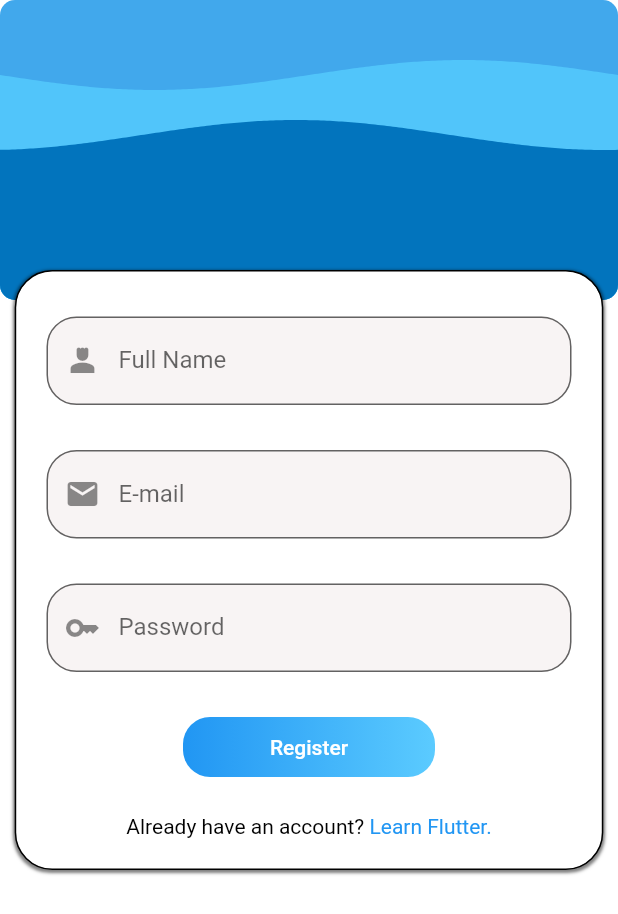
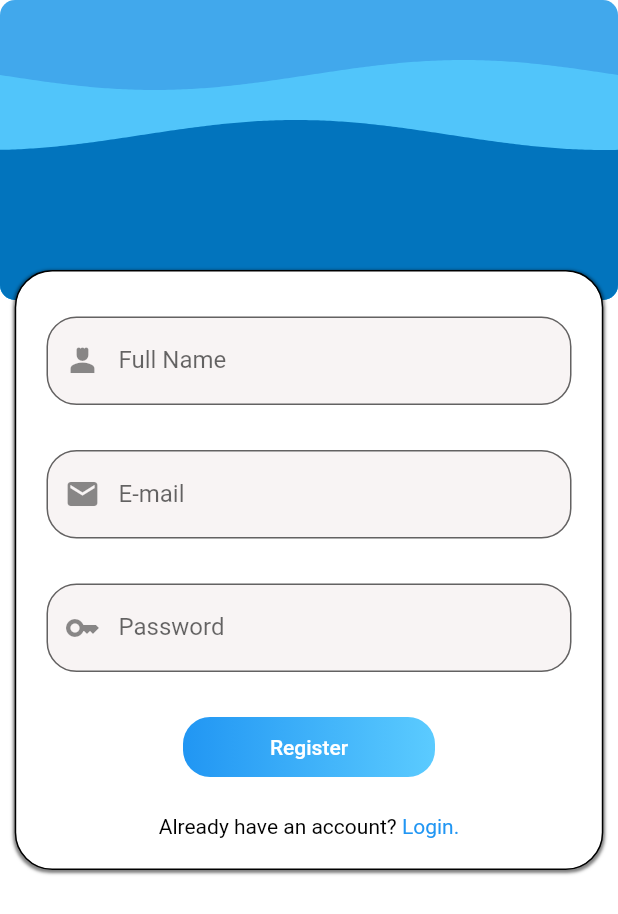
Before and after one commit to AliMousa27/WorkoutTracker, a Flutter app: the screen it shows after launch, after a tap on "Create An Account", on a phone screen of 412 x 824 dp. Shown: the top 914 px of the screen. Run offline on Flutter 3.47's test engine with Material 2 defaults, Android fonts, the phone set to English and light mode, and no system bars; drawn by our look-alikes of wave.

```diff
--- a/flutterapp/lib/login.dart
+++ b/flutterapp/lib/login.dart
@@ -1,6 +1,6 @@
 import 'package:flutter/material.dart';
+import 'package:flutterapp/bottom_nav_bar.dart';
 import 'package:flutterapp/inital_page.dart';
-import 'package:flutterapp/logs.dart';
 import 'package:flutterapp/register_page.dart';
 
 class Login extends InitalPage {
@@ -34,7 +34,7 @@ class Login extends InitalPage {
           height: 20,
         ),
         GestureDetector(
-          onTap: () => test(context),
+          onTap: () => switchToRegisterPG(context),
           child: const Text(
             //todo: make text clickable
             "Create An Account",
@@ -45,7 +45,7 @@ class Login extends InitalPage {
     );
   }
 
-  test(BuildContext context) {
+  switchToRegisterPG(BuildContext context) {
     Navigator.push(
       context,
       MaterialPageRoute(builder: (context) => const RegisterPage()),
@@ -55,7 +55,7 @@ class Login extends InitalPage {
   login(BuildContext context) {
     Navigator.push(
       context,
-      MaterialPageRoute(builder: (context) => const Logs()),
+      MaterialPageRoute(builder: (context) => const BottomNavBar()),
     );
   }
 }
--- a/flutterapp/lib/logs.dart
+++ /dev/null
@@ -1,28 +0,0 @@
-import 'package:flutter/cupertino.dart';
-import 'package:flutter/material.dart';
-import 'package:flutterapp/login.dart';
-
-class Logs extends StatefulWidget {
-  const Logs({super.key});
-
-  @override
-  State<Logs> createState() => _LogsState();
-}
-
-class _LogsState extends State<Logs> {
-  @override
-  Widget build(BuildContext context) {
-    return MaterialApp(
-      home: Scaffold(
-        body: ElevatedButton(
-          child: Text('UR IN LOGS'),
-          onPressed: switchScreen,
-        ),
-      ),
-    );
-  }
-
-  void switchScreen() {
-    Navigator.pop(context);
-  }
-}
--- a/flutterapp/lib/register_page.dart
+++ b/flutterapp/lib/register_page.dart
@@ -27,8 +27,7 @@ class RegisterPage extends InitalPage {
               TextSpan(
                 text: 'Already have an account?',
               ),
-              TextSpan(
-                  text: ' Learn Flutter.', style: TextStyle(color: Colors.blue))
+              TextSpan(text: ' Login.', style: TextStyle(color: Colors.blue))
             ],
           ),
         )
```
